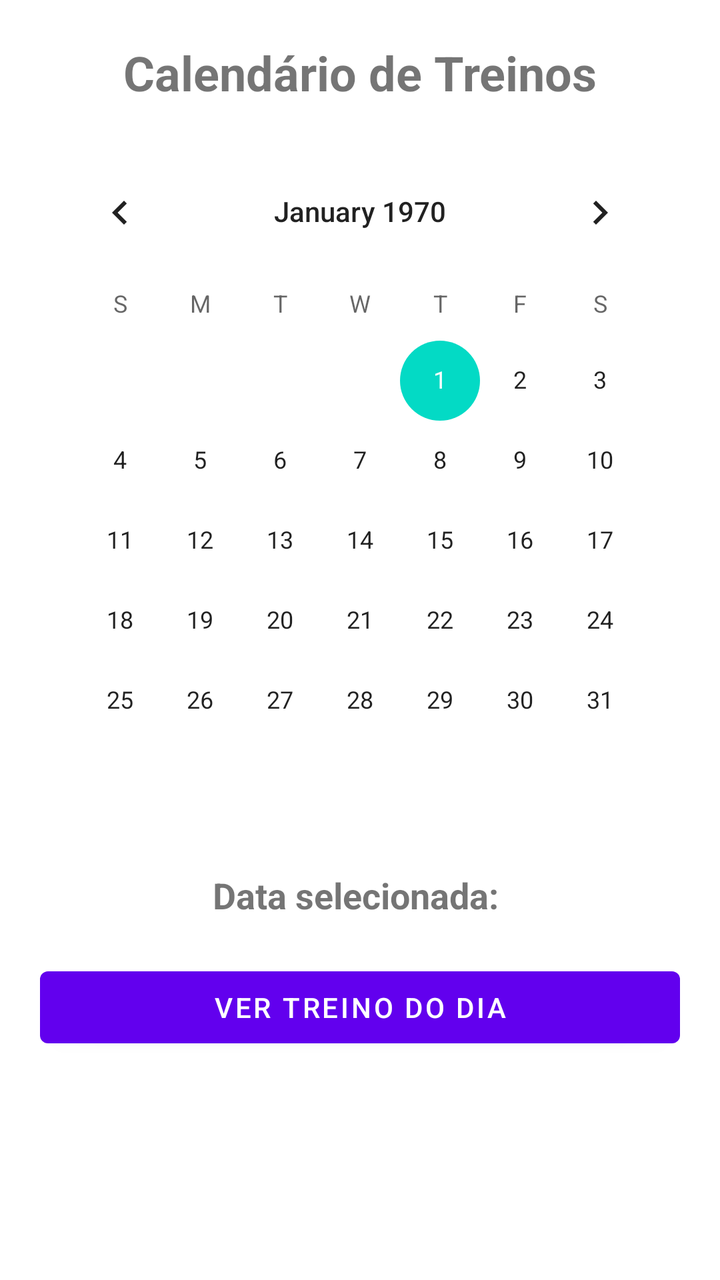
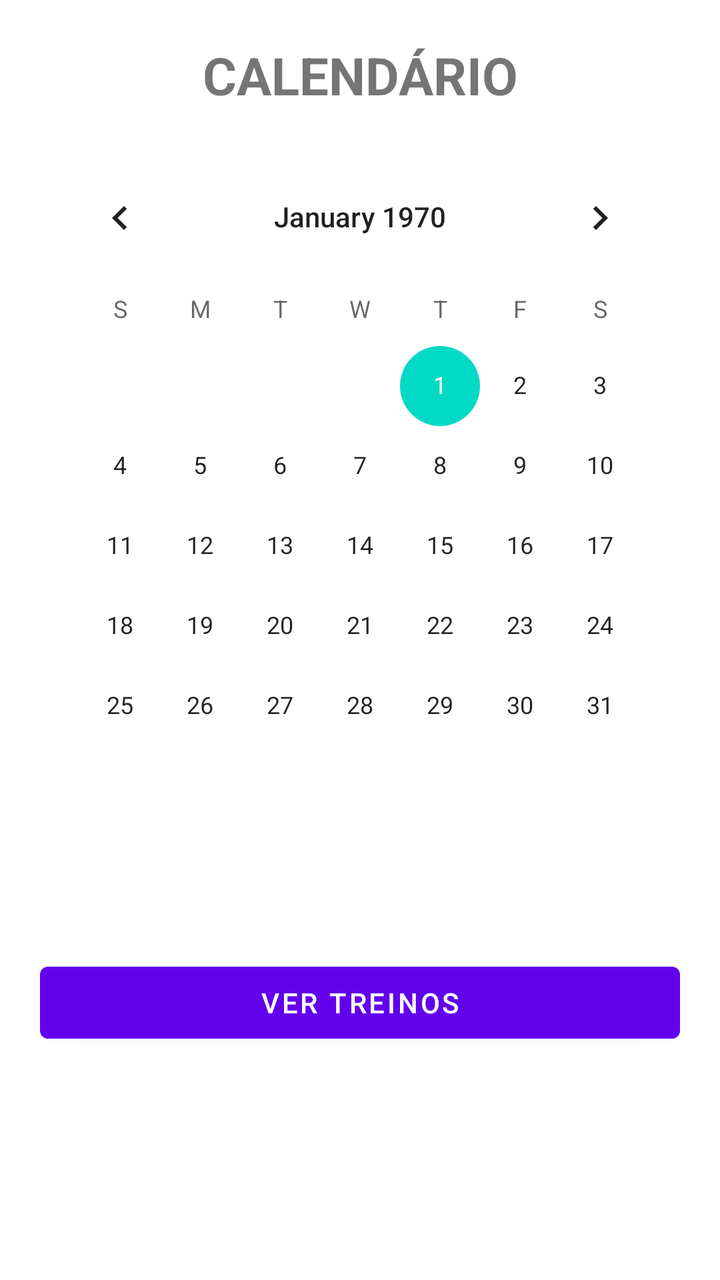

Screens rendered from an Android XML layout before and after an edit, with the pre-edit source and the edit as a unified diff.
<!-- AndroidManifest.xml: application theme Theme.GymNote -->
<!-- res/layout/fragment_calendario.xml -->
<?xml version="1.0" encoding="utf-8"?>
<LinearLayout xmlns:android="http://schemas.android.com/apk/res/android"
    xmlns:tools="http://schemas.android.com/tools"
    android:layout_width="match_parent"
    android:layout_height="match_parent"
    android:orientation="vertical"
    android:padding="20dp"
    tools:context=".ui.menu.CalendarioFragment">

    <TextView
        android:layout_width="wrap_content"
        android:layout_height="wrap_content"
        android:text="Calendário de Treinos"
        android:textSize="24sp"
        android:textStyle="bold"
        android:layout_gravity="center"
        android:layout_marginBottom="20dp" />

    <CalendarView
        android:id="@+id/calendario"
        android:layout_width="match_parent"
        android:layout_height="wrap_content" />

    <TextView
        android:id="@+id/dataSelecionada"
        android:layout_width="match_parent"
        android:layout_height="wrap_content"
        android:text="Data selecionada: "
        android:textSize="18sp"
        android:textStyle="bold"
        android:gravity="center"
        android:layout_marginTop="25dp" />

    <Button
        android:id="@+id/btTreino"
        android:layout_width="match_parent"
        android:layout_height="wrap_content"
        android:text="Ver treino do dia"
        android:layout_marginTop="20dp" />

</LinearLayout>
<!-- resources referenced by this layout -->
<resources>
  <style name="Theme.GymNote" parent="Theme.MaterialComponents.DayNight.DarkActionBar">
          
          <item name="colorPrimary">@color/purple_500</item>
          <item name="colorPrimaryVariant">@color/purple_700</item>
          <item name="colorOnPrimary">@color/white</item>
          
          <item name="colorSecondary">@color/teal_200</item>
          <item name="colorSecondaryVariant">@color/teal_700</item>
          <item name="colorOnSecondary">@color/black</item>
          
          <item name="android:statusBarColor">?attr/colorPrimaryVariant</item>
          
      </style>
  <color name="purple_500">#FF6200EE</color>
  <color name="purple_700">#FF3700B3</color>
  <color name="white">#FFFFFFFF</color>
  <color name="teal_200">#FF03DAC5</color>
  <color name="teal_700">#FF018786</color>
  <color name="black">#FF000000</color>
</resources>

<!-- the commit's change to res/layout/fragment_calendario.xml (unified diff, before → after) -->
@@ -8,34 +8,32 @@
     tools:context=".ui.menu.CalendarioFragment">
 
     <TextView
-        android:layout_width="wrap_content"
+        android:layout_width="match_parent"
         android:layout_height="wrap_content"
-        android:text="Calendário de Treinos"
-        android:textSize="24sp"
-        android:textStyle="bold"
-        android:layout_gravity="center"
-        android:layout_marginBottom="20dp" />
+        android:gravity="center"
+        android:text="CALENDÁRIO"
+        android:textSize="26sp"
+        android:textStyle="bold" />
 
     <CalendarView
         android:id="@+id/calendario"
         android:layout_width="match_parent"
-        android:layout_height="wrap_content" />
+        android:layout_height="wrap_content"
+        android:layout_marginTop="20dp" />
 
     <TextView
-        android:id="@+id/dataSelecionada"
+        android:id="@+id/txtDataSelecionada"
         android:layout_width="match_parent"
         android:layout_height="wrap_content"
-        android:text="Data selecionada: "
-        android:textSize="18sp"
-        android:textStyle="bold"
+        android:layout_marginTop="20dp"
         android:gravity="center"
-        android:layout_marginTop="25dp" />
+        android:textSize="18sp" />
 
     <Button
-        android:id="@+id/btTreino"
+        android:id="@+id/btVerTreinos"
         android:layout_width="match_parent"
         android:layout_height="wrap_content"
-        android:text="Ver treino do dia"
-        android:layout_marginTop="20dp" />
+        android:layout_marginTop="20dp"
+        android:text="VER TREINOS" />
 
 </LinearLayout>
